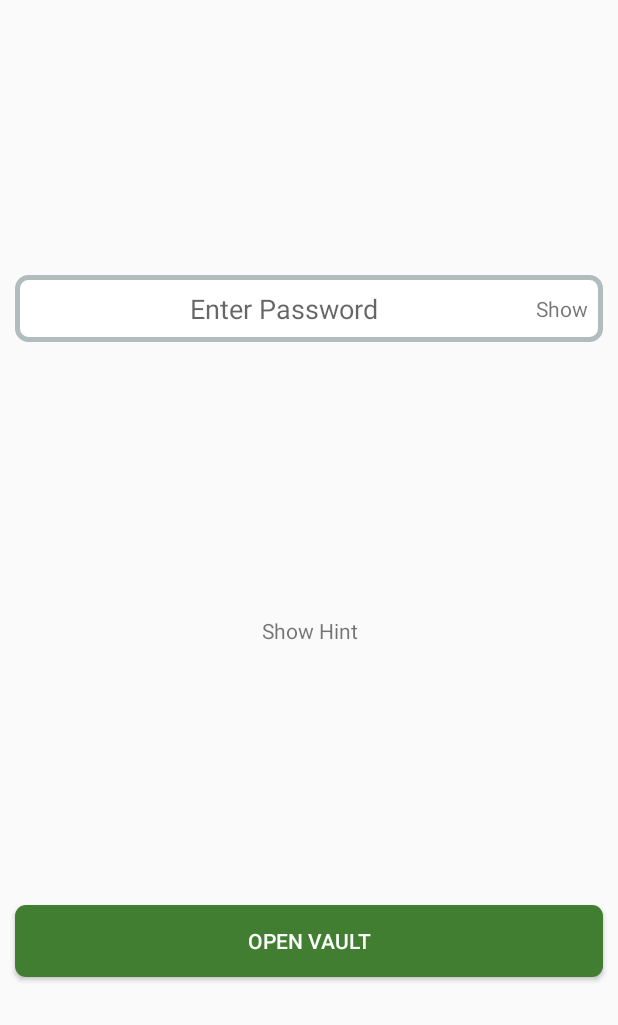
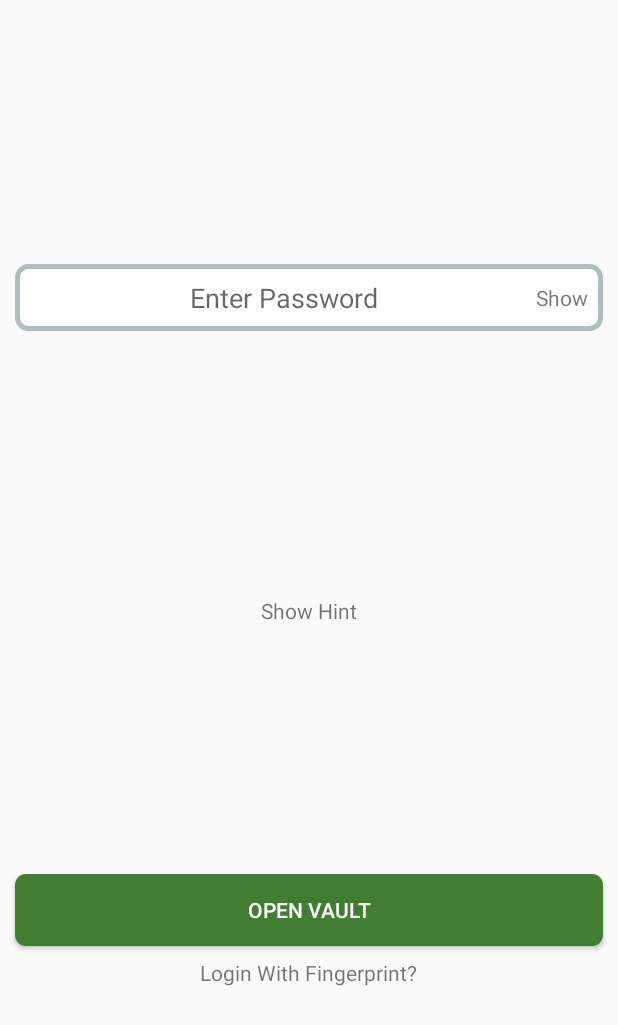
Before and after one commit to zoomi-raja/SaveMyData, an Android app: the layout login_fragment.xml on its own in the app's theme, with its tools: preview values and no code run, on a phone screen of 412 x 824 dp. Shown: the top 1025 px of the screen. Run offline under Robolectric (Android 15) with nearby library versions, the phone set to English and light mode, and no system bars.

```diff
--- a/app/src/main/AndroidManifest.xml
+++ b/app/src/main/AndroidManifest.xml
@@ -9,7 +9,7 @@
             android:roundIcon="@mipmap/ic_launcher_round"
             android:supportsRtl="true"
             android:theme="@style/AppTheme">
-        <activity android:name=".Auth.AuthActivity" android:theme="@style/generalnotitle">
+        <activity android:name=".Auth.AuthActivity">
             <intent-filter>
                 <action android:name="android.intent.action.MAIN"/>
 
--- a/app/src/main/java/com/example/android/savemydata/Auth/AuthActivity.java
+++ b/app/src/main/java/com/example/android/savemydata/Auth/AuthActivity.java
@@ -10,5 +10,6 @@ public class AuthActivity extends AppCompatActivity {
     protected void onCreate(Bundle savedInstanceState) {
         super.onCreate(savedInstanceState);
         setContentView(R.layout.activity_auth);
+        getSupportActionBar().hide();
     }
 }
--- a/app/src/main/res/layout/login_fragment.xml
+++ b/app/src/main/res/layout/login_fragment.xml
@@ -53,21 +53,33 @@
             android:id="@+id/show_hint"
             app:layout_constraintVertical_chainStyle="spread"
             app:layout_constraintTop_toBottomOf="@+id/passField"
-            app:layout_constraintBottom_toTopOf="@+id/button"
+            app:layout_constraintBottom_toTopOf="@+id/btn_container"
             app:layout_constraintStart_toStartOf="parent"
-            app:layout_constraintEnd_toEndOf="parent" app:layout_constraintHorizontal_bias="0.501"/>
-    <Button
-            android:text="@string/open_vault"
+            app:layout_constraintEnd_toEndOf="parent"/>
+    <LinearLayout
+            android:id="@+id/btn_container"
+            android:orientation="vertical"
             android:layout_width="match_parent"
             android:layout_height="wrap_content"
-            android:id="@+id/button"
-            android:textColor="@color/colorWhite"
-            android:layout_marginLeft="10dp"
-            android:layout_marginRight="10dp"
-            android:background="@drawable/main_action_round_btn"
             app:layout_constraintVertical_chainStyle="spread"
             app:layout_constraintTop_toBottomOf="@+id/show_hint"
             app:layout_constraintBottom_toBottomOf="parent"
             app:layout_constraintStart_toStartOf="parent"
-            app:layout_constraintEnd_toEndOf="parent"/>
+            app:layout_constraintEnd_toEndOf="parent">
+        <Button
+                android:text="@string/open_vault"
+                android:layout_width="match_parent"
+                android:layout_height="wrap_content"
+                android:id="@+id/button"
+                android:textColor="@color/colorWhite"
+                android:layout_marginLeft="10dp"
+                android:layout_marginRight="10dp"
+                android:background="@drawable/main_action_round_btn"/>
+        <TextView
+                android:layout_width="wrap_content"
+                android:layout_height="wrap_content"
+                android:layout_gravity="center"
+                android:layout_marginTop="8dp"
+                android:text="@string/login_fingerprint"/>
+    </LinearLayout>
 </android.support.constraint.ConstraintLayout>
--- a/app/src/main/res/values/strings.xml
+++ b/app/src/main/res/values/strings.xml
@@ -5,4 +5,5 @@
     <string name="show_hint">Show Hint</string>
     <string name="open_vault">Open Vault</string>
     <string name="protected_vault">Protected Vault</string>
+    <string name="login_fingerprint">Login With Fingerprint?</string>
 </resources>
```
Also changed, not shown: app/src/main/res/layout/activity_auth.xml (+13 -3 lines), app/src/main/res/drawable/icon.png (added).
